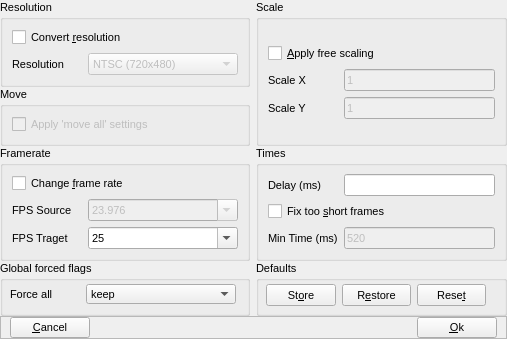
The window that src/conversiondialog.ui (amichaelt/BDSup2SubPlusPlus) describes before a commit, drawn with Qt 5.
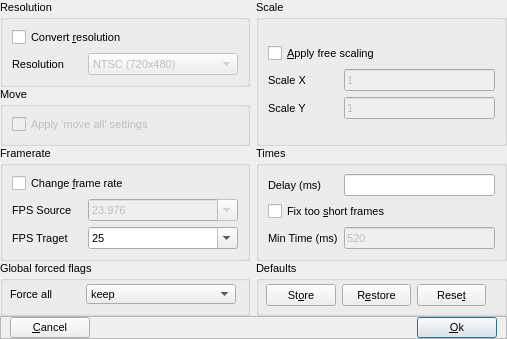
The same window after the commit.

Commit message: Fix palette writing code for PGC Edit and detection of valid palette file from CLI.  Add complimentary "--no" prefixed options for export palette, fix invisible frames and verbatim output so that they can be used to overwrite any settings from the INI file.  Also added default buttons to the various dialogs.

The edit to the form file:
```diff
--- a/src/conversiondialog.ui
+++ b/src/conversiondialog.ui
@@ -595,6 +595,9 @@
         <property name="autoDefault">
          <bool>false</bool>
         </property>
+        <property name="default">
+         <bool>true</bool>
+        </property>
        </widget>
       </item>
      </layout>
```
Left out of the diff: 20 changed lines with no effect on the pictures. The commit also changes 11 other files.
